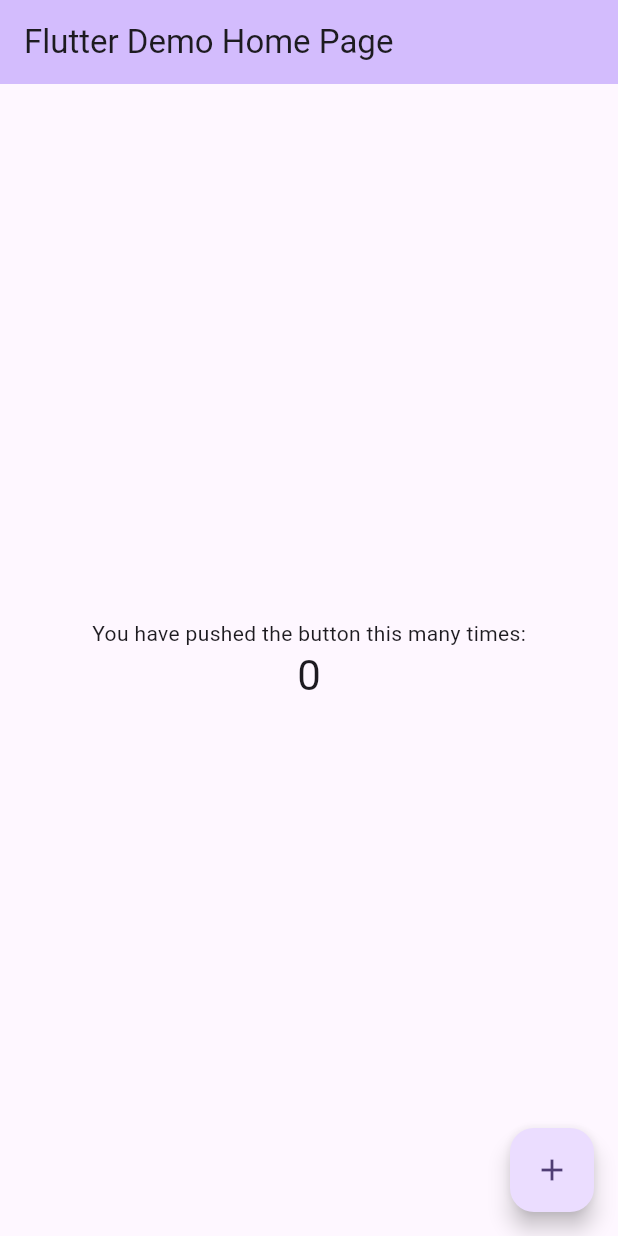
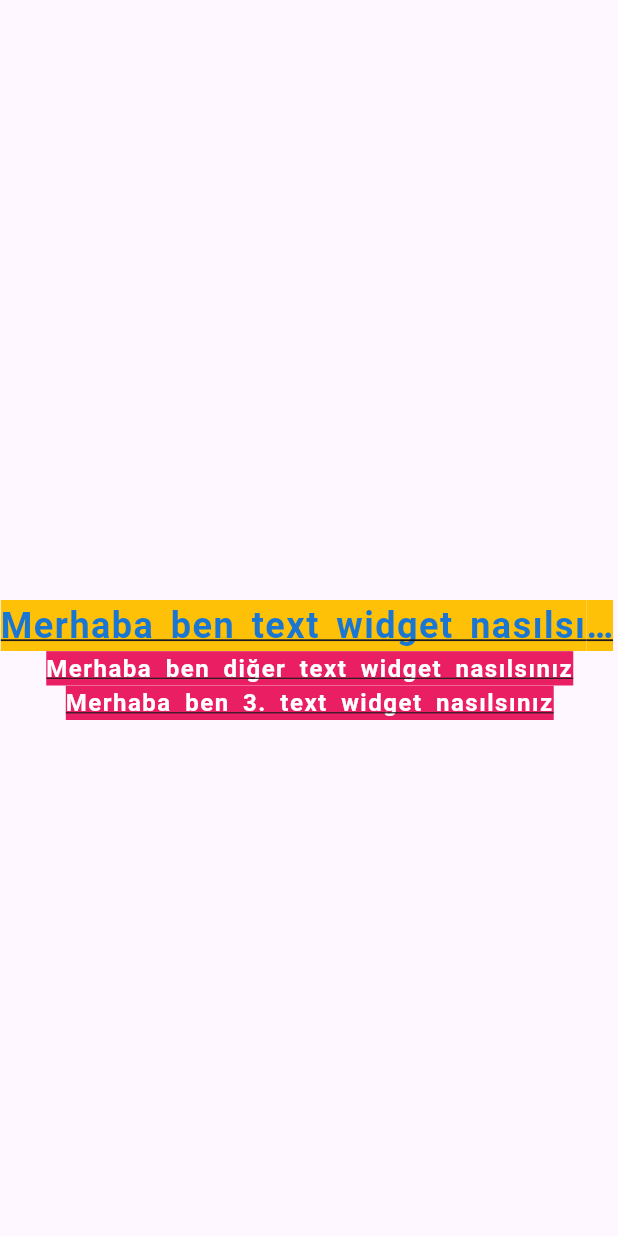
Before and after one commit to akkayasoft/akkayasoft_flutter_egitimi_2024, a Flutter app: the screen it shows after launch, on a phone screen of 412 x 824 dp. Run offline on Flutter 3.47's test engine with Material 3 defaults, Android fonts, the phone set to English and light mode, and no system bars.

Commit message:
text widget bitti

```diff
--- /dev/null
+++ b/lib/101/text_widget.dart
@@ -0,0 +1,58 @@
+import 'package:flutter/material.dart';
+
+class TextWidget extends StatelessWidget {
+  const TextWidget({super.key});
+
+  @override
+  Widget build(BuildContext context) {
+    return Scaffold(
+      appBar: AppBar(),
+      body: Center(
+        child: Column(
+          mainAxisAlignment: MainAxisAlignment.center,
+          children: [
+            Text(
+              'Merhaba ben text widget nasılsınız',
+              maxLines: 1,
+              overflow: TextOverflow.ellipsis,
+              style: TextStyle(
+                backgroundColor: Colors.amber,
+                fontSize: 24,
+                wordSpacing: 4,
+                letterSpacing: 1,
+                color: Colors.blue.shade700,
+                fontWeight: FontWeight.w600,
+                decoration: TextDecoration.underline
+              ),
+              ),
+              Text(
+              'Merhaba ben diğer text widget nasılsınız',
+              maxLines: 1,
+              overflow: TextOverflow.ellipsis,
+              style: ProjeYaziStilleri.stiller,
+              ),
+              Text(
+              'Merhaba ben 3. text widget nasılsınız',
+              maxLines: 1,
+              overflow: TextOverflow.ellipsis,
+              style: ProjeYaziStilleri.stiller,
+              ),
+          ],
+        ),
+      ),
+    );
+  }
+}
+
+
+class ProjeYaziStilleri{
+  static TextStyle stiller=TextStyle(
+                backgroundColor: Colors.pink,
+                fontSize: 16,
+                wordSpacing: 4,
+                letterSpacing: 1,
+                color: Colors.white,
+                fontWeight: FontWeight.w600,
+                decoration: TextDecoration.underline
+              );
+}
--- a/lib/main.dart
+++ b/lib/main.dart
@@ -1,4 +1,5 @@
 import 'package:flutter/material.dart';
+import '101/text_widget.dart';
 
 void main() {
   runApp(const MyApp());
@@ -15,55 +16,7 @@ class MyApp extends StatelessWidget {
         colorScheme: ColorScheme.fromSeed(seedColor: Colors.deepPurple),
         useMaterial3: true,
       ),
-      home: const MyHomePage(title: 'Flutter Demo Home Page'),
+      home: TextWidget(),
     );
   }
 }
-
-class MyHomePage extends StatefulWidget {
-  const MyHomePage({super.key, required this.title});
-
-  final String title;
-
-  @override
-  State<MyHomePage> createState() => _MyHomePageState();
-}
-
-class _MyHomePageState extends State<MyHomePage> {
-  int _counter = 0;
-
-  void _incrementCounter() {
-    setState(() {
-      _counter++;
-    });
-  }
-
-  @override
-  Widget build(BuildContext context) {
-    return Scaffold(
-      appBar: AppBar(
-        backgroundColor: Theme.of(context).colorScheme.inversePrimary,
-        title: Text(widget.title),
-      ),
-      body: Center(
-        child: Column(
-          mainAxisAlignment: MainAxisAlignment.center,
-          children: <Widget>[
-            const Text(
-              'You have pushed the button this many times:',
-            ),
-            Text(
-              '$_counter',
-              style: Theme.of(context).textTheme.headlineMedium,
-            ),
-          ],
-        ),
-      ),
-      floatingActionButton: FloatingActionButton(
-        onPressed: _incrementCounter,
-        tooltip: 'Increment',
-        child: const Icon(Icons.add),
-      ),
-    );
-  }
-}
```
